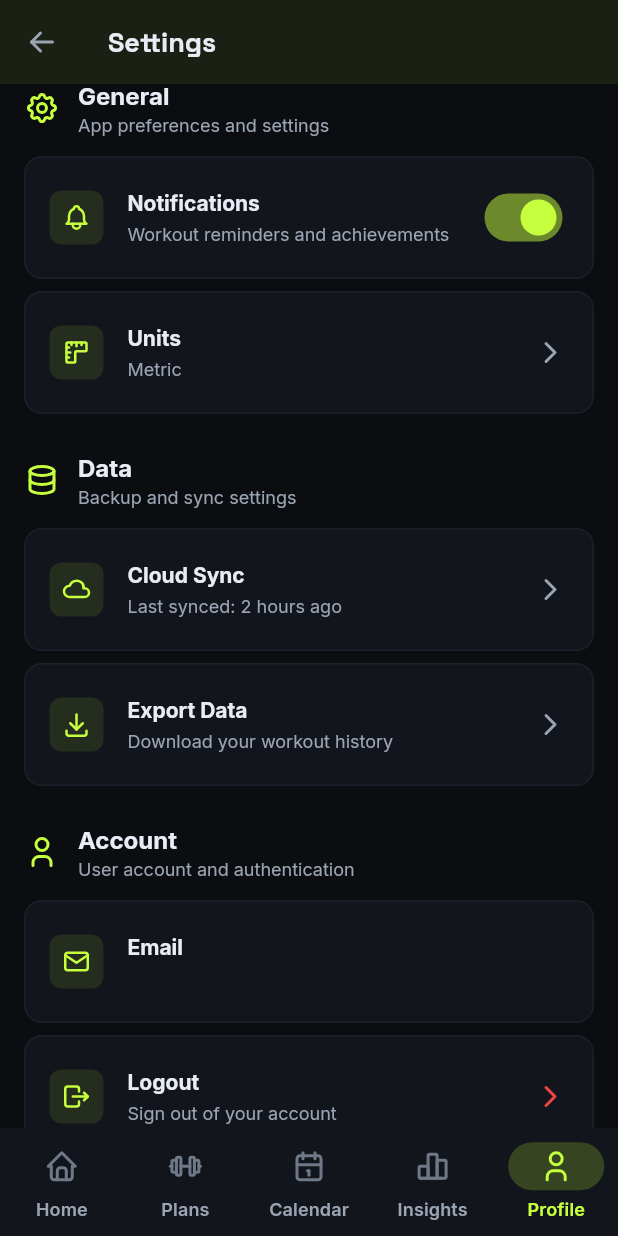
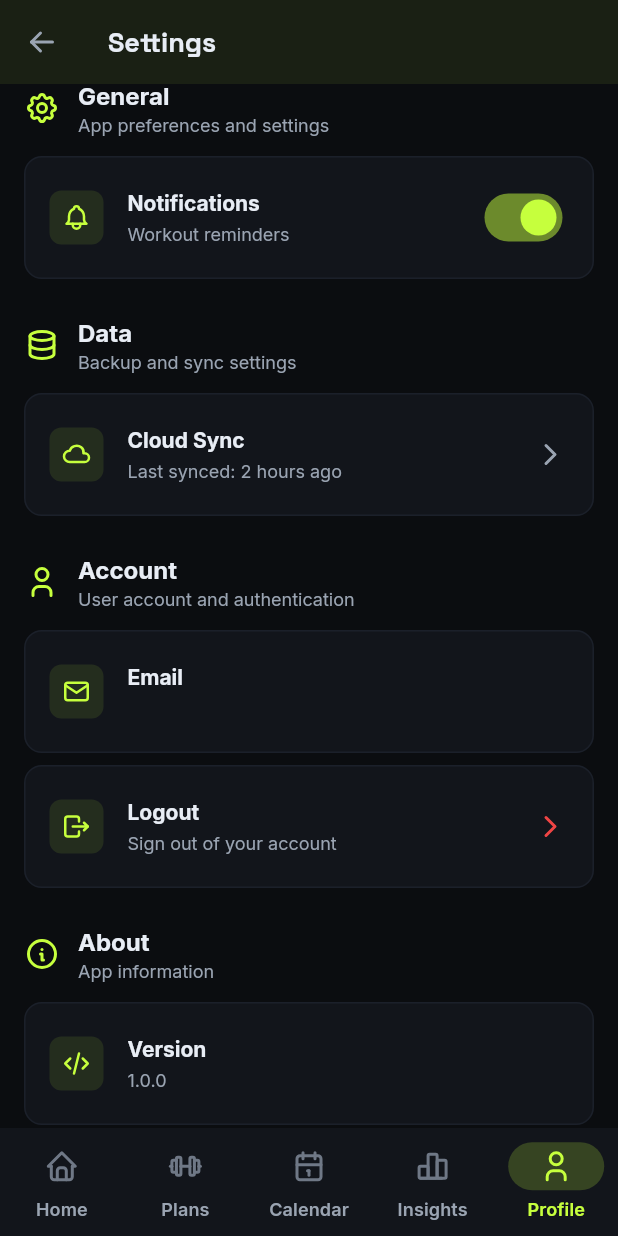
Before and after one commit to GinuraKarunaratne/noctrafit, a Flutter app: the SettingsScreen screen opened by its route, scrolled down 576 dp, on a phone screen of 412 x 824 dp. Run offline on Flutter 3.47's test engine with Material 3 defaults, Android fonts, the light colour scheme and no system bars; our stand-ins replace cloud_firestore, connectivity_plus, drift, firebase_auth, firebase_core, fl_chart and 6 more; accounts and stored records are empty; generated files the repository leaves out were written again.

Commit message:
Updates New

```diff
--- a/lib/features/profile/presentation/settings_screen.dart
+++ b/lib/features/profile/presentation/settings_screen.dart
@@ -377,33 +377,26 @@ class _SettingsScreenState extends ConsumerState<SettingsScreen> {
 
             const SizedBox(height: 12),
 
-            // Notifications (placeholder)
-            _SettingTile(
+            // Notifications
+            Consumer(
+              builder: (context, ref, child) {
+                return FutureBuilder<bool?>(
+                  future: ref.read(preferencesRepositoryProvider).getBool('notifications_enabled'),
+                  builder: (context, snapshot) {
+                    final enabled = snapshot.data ?? true;
+                    return _SettingTile(
                       icon: TablerIcons.bell,
                       title: 'Notifications',
-              subtitle: 'Workout reminders and achievements',
+                      subtitle: 'Workout reminders',
                       trailing: Switch(
-                value: true,
+                        value: enabled,
                         activeThumbColor: ColorTokens.accent,
-                onChanged: (value) {
-                  ScaffoldMessenger.of(context).showSnackBar(
-                    const SnackBar(content: Text('Coming soon')),
+                        onChanged: (value) async {
+                          await ref.read(preferencesRepositoryProvider).setBool('notifications_enabled', value);
+                        },
+                      ),
                     );
                   },
-              ),
-            ),
-
-            const SizedBox(height: 8),
-
-            // Units (placeholder)
-            _SettingTile(
-              icon: TablerIcons.ruler,
-              title: 'Units',
-              subtitle: 'Metric',
-              trailing: const Icon(TablerIcons.chevron_right, color: ColorTokens.textSecondary),
-              onTap: () {
-                ScaffoldMessenger.of(context).showSnackBar(
-                  const SnackBar(content: Text('Coming soon')),
                 );
               },
             ),
@@ -428,21 +421,6 @@ class _SettingsScreenState extends ConsumerState<SettingsScreen> {
               onTap: () {
                 ScaffoldMessenger.of(context).showSnackBar(
                   const SnackBar(content: Text('Syncing...')),
-                );
-              },
-            ),
-
-            const SizedBox(height: 8),
-
-            // Export data (placeholder)
-            _SettingTile(
-              icon: TablerIcons.download,
-              title: 'Export Data',
-              subtitle: 'Download your workout history',
-              trailing: const Icon(TablerIcons.chevron_right, color: ColorTokens.textSecondary),
-              onTap: () {
-                ScaffoldMessenger.of(context).showSnackBar(
-                  const SnackBar(content: Text('Coming soon')),
                 );
               },
             ),
@@ -540,36 +518,6 @@ class _SettingsScreenState extends ConsumerState<SettingsScreen> {
               title: 'Version',
               subtitle: '1.0.0',
               trailing: const SizedBox.shrink(),
-            ),
-
-            const SizedBox(height: 8),
-
-            // Privacy policy (placeholder)
-            _SettingTile(
-              icon: TablerIcons.shield,
-              title: 'Privacy Policy',
-              subtitle: 'How we protect your data',
-              trailing: const Icon(TablerIcons.chevron_right, color: ColorTokens.textSecondary),
-              onTap: () {
-                ScaffoldMessenger.of(context).showSnackBar(
-                  const SnackBar(content: Text('Coming soon')),
-                );
-              },
-            ),
-
-            const SizedBox(height: 8),
-
-            // Terms of service (placeholder)
-            _SettingTile(
-              icon: TablerIcons.file_text,
-              title: 'Terms of Service',
-              subtitle: 'User agreement',
-              trailing: const Icon(TablerIcons.chevron_right, color: ColorTokens.textSecondary),
-              onTap: () {
-                ScaffoldMessenger.of(context).showSnackBar(
-                  const SnackBar(content: Text('Coming soon')),
-                );
-              },
             ),
 
             const SizedBox(height: 40),
```
Also changed, not shown: lib/app/router/app_router.dart (+2 -8 lines), lib/features/auth/presentation/login_screen.dart (+9 -1 lines), lib/features/auth/presentation/signup_screen.dart (+6 -8 lines), lib/features/home/presentation/home_screen.dart (+83 -102 lines), lib/features/profile/presentation/profile_screen.dart (+14 -8 lines), lib/features/session/presentation/active_session_progress_screen.dart (+68 -50 lines). Lines whose indentation alone changed are shown as unchanged.
